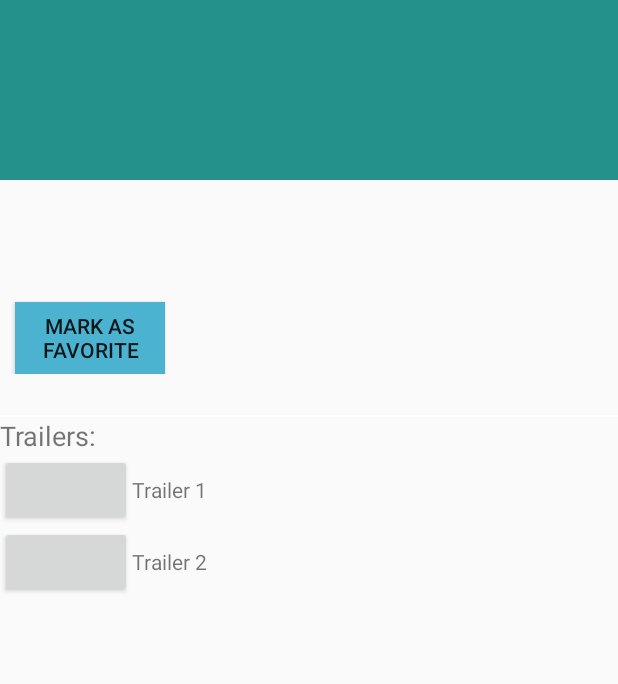
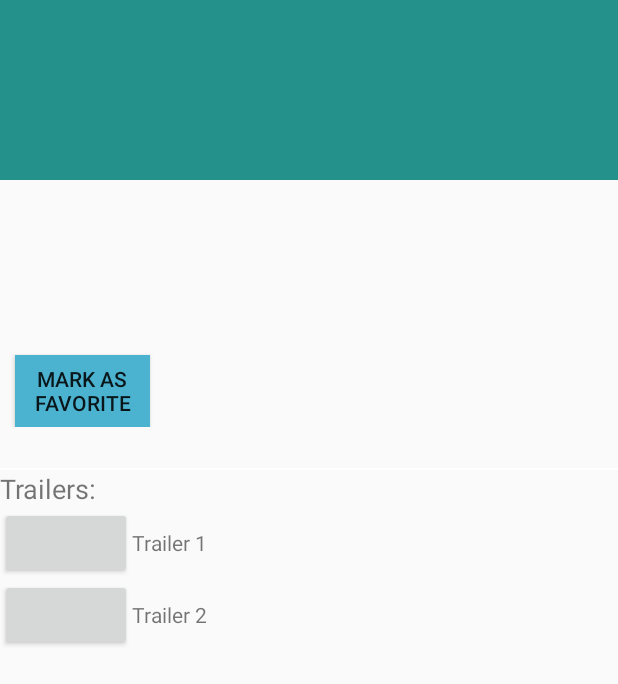
Before and after one commit to aiosdev/PopMovieStage-1, an Android app: the layout activity_details_view.xml on its own in the app's theme, with its tools: preview values and no code run, on a phone screen of 412 x 824 dp. Shown: the top 684 px of the screen. Run offline under Robolectric (Android 15) with nearby library versions, the phone set to English and light mode, and no system bars.

```diff
--- a/app/build.gradle
+++ b/app/build.gradle
@@ -18,6 +18,10 @@ android {
             proguardFiles getDefaultProguardFile('proguard-android.txt'), 'proguard-rules.pro'
         }
     }
+
+    buildTypes.each {
+        it.buildConfigField "String", "MOVIES_TMDB_API_KEY", MyMovieDBApiKey
+    }
 }
 
 dependencies {
--- a/app/src/main/res/layout/activity_details_view.xml
+++ b/app/src/main/res/layout/activity_details_view.xml
@@ -1,86 +1,86 @@
 <?xml version="1.0" encoding="utf-8"?>
-<ScrollView xmlns:android="http://schemas.android.com/apk/res/android"
+<RelativeLayout xmlns:android="http://schemas.android.com/apk/res/android"
     xmlns:tools="http://schemas.android.com/tools"
     android:layout_width="match_parent"
     android:layout_height="match_parent"
-
     tools:context=".DetailsActivity">
 
     <LinearLayout
         android:layout_width="match_parent"
         android:layout_height="wrap_content"
+        android:orientation="vertical"
         android:paddingBottom="@dimen/activity_vertical_margin"
         android:paddingLeft="@dimen/activity_horizontal_margin"
         android:paddingRight="@dimen/activity_horizontal_margin"
-        android:paddingTop="@dimen/activity_vertical_margin"
-        android:orientation="vertical">
+        android:paddingTop="@dimen/activity_vertical_margin">
 
         <TextView
+            android:id="@+id/title"
             android:layout_width="fill_parent"
             android:layout_height="120dp"
+            android:background="#25918b"
             android:textAppearance="?android:attr/textAppearanceLarge"
-            android:textSize="45sp"
-            android:id="@+id/title"
             android:textColor="#ffffffff"
-            android:background="#25918b" />
+            android:textSize="45sp" />
 
         <RelativeLayout
             android:id="@+id/linear"
             android:layout_width="match_parent"
             android:layout_height="wrap_content"
-            android:orientation="horizontal"  >
+            android:orientation="horizontal">
 
             <ImageView
+                android:id="@+id/imageView"
                 android:layout_width="wrap_content"
                 android:layout_height="wrap_content"
-                android:id="@+id/imageView"
-                android:contentDescription="@string/image"/>
+                android:contentDescription="@string/image" />
 
 
             <TextView
+                android:id="@+id/year"
                 android:layout_width="wrap_content"
                 android:layout_height="wrap_content"
-                android:textSize="20sp"
+                android:layout_marginLeft="10dp"
                 android:layout_toRightOf="@+id/imageView"
-                android:layout_marginLeft="10dp"
-                android:id="@+id/year" />
+                android:textSize="20sp" />
 
             <TextView
+                android:id="@+id/runtime"
                 android:layout_width="wrap_content"
                 android:layout_height="wrap_content"
-                android:id="@+id/runtime"
+                android:layout_below="@+id/year"
                 android:layout_marginLeft="10dp"
-                android:layout_below="@+id/year"
-                android:textSize="18sp"/>
+                android:textSize="18sp" />
 
             <TextView
+                android:id="@+id/ratingbar1"
                 android:layout_width="150dp"
                 android:layout_height="wrap_content"
                 android:layout_below="@+id/runtime"
+                android:layout_marginBottom="10dp"
+                android:layout_marginLeft="10dp"
                 android:layout_toRightOf="@+id/imageView"
-                android:layout_marginLeft="10dp"
-                android:layout_marginBottom="10dp"
-                android:id="@+id/ratingbar1"/>
+                android:textSize="20sp" />
 
             <TextView
+                android:id="@+id/votes"
                 android:layout_width="wrap_content"
                 android:layout_height="wrap_content"
-                android:id="@+id/votes"
+                android:layout_below="@+id/ratingbar1"
+                android:layout_marginLeft="10dp"
                 android:layout_toRightOf="@+id/imageView"
-                android:layout_below="@+id/ratingbar1"
-                android:layout_marginLeft="10dp"/>
+                android:textSize="20sp" />
 
             <Button
-                android:layout_width="100dp"
+                android:id="@+id/bt"
+                android:layout_width="90dp"
                 android:layout_height="wrap_content"
-                android:id="@+id/bt"
-                android:text="MARK AS FAVORITE"
+                android:layout_below="@+id/votes"
+                android:layout_marginLeft="10dp"
+                android:layout_toRightOf="@+id/imageView"
                 android:background="#4bb3d0"
                 android:elegantTextHeight="true"
-                android:layout_toRightOf="@+id/imageView"
-                android:layout_marginLeft="10dp"
-                android:layout_below="@+id/ratingbar1"
-                />
+                android:text="MARK AS FAVORITE" />
 
         </RelativeLayout>
 
@@ -88,23 +88,21 @@
             android:id="@+id/desc"
             android:layout_width="match_parent"
             android:layout_height="wrap_content"
-            android:scrollbars = "vertical"
             android:maxLines="7"
-            android:textSize="20dp"
-            />
+            android:scrollbars="vertical"
+            android:textSize="20dp" />
 
 
         <ImageView
             android:layout_width="fill_parent"
             android:layout_height="1dp"
-            android:background="#ffffff"
-            />
+            android:background="#ffffff" />
 
         <TextView
             android:layout_width="wrap_content"
             android:layout_height="wrap_content"
             android:text="Trailers:"
-            android:textSize="18sp"/>
+            android:textSize="18sp" />
 
         <LinearLayout
             android:layout_width="match_parent"
@@ -115,10 +113,11 @@
                 android:layout_width="wrap_content"
                 android:layout_height="wrap_content"
                 android:onClick="setContentView" />
+
             <TextView
                 android:layout_width="wrap_content"
                 android:layout_height="wrap_content"
-                android:text="Trailer 1"/>
+                android:text="Trailer 1" />
 
         </LinearLayout>
 
@@ -131,15 +130,15 @@
                 android:layout_width="wrap_content"
                 android:layout_height="wrap_content"
                 android:onClick="setContentView" />
+
             <TextView
                 android:layout_width="wrap_content"
                 android:layout_height="wrap_content"
-                android:text="Trailer 2"/>
+                android:text="Trailer 2" />
 
         </LinearLayout>
 
     </LinearLayout>
 
 
-
-</ScrollView>
+</RelativeLayout>
--- a/app/src/main/res/layout/activity_settings.xml
+++ b/app/src/main/res/layout/activity_settings.xml
@@ -4,6 +4,6 @@
     android:paddingRight="@dimen/activity_horizontal_margin"
     android:paddingTop="@dimen/activity_vertical_margin"
     android:paddingBottom="@dimen/activity_vertical_margin"
-    tools:context="com.example.drew.gridviewexample.SettingsActivity">
+    tools:context=".SettingsActivity">
 
 </RelativeLayout>
--- a/gradle.properties
+++ b/gradle.properties
@@ -16,3 +16,5 @@
 # This option should only be used with decoupled projects. More details, visit
 # http://www.gradle.org/docs/current/userguide/multi_project_builds.html#sec:decoupled_projects
 # org.gradle.parallel=true
+
+MyMovieDBApiKey="d6626beaba59a880217224dd4bb2c98d"
```
Also changed, not shown: app/src/main/java/udacity/popmoviestage_1/DetailsActivity.java (+4 -9 lines), app/src/main/java/udacity/popmoviestage_1/GridViewAdapter.java (+7 -7 lines), app/src/main/java/udacity/popmoviestage_1/MainActivity.java (+5 -6 lines).
